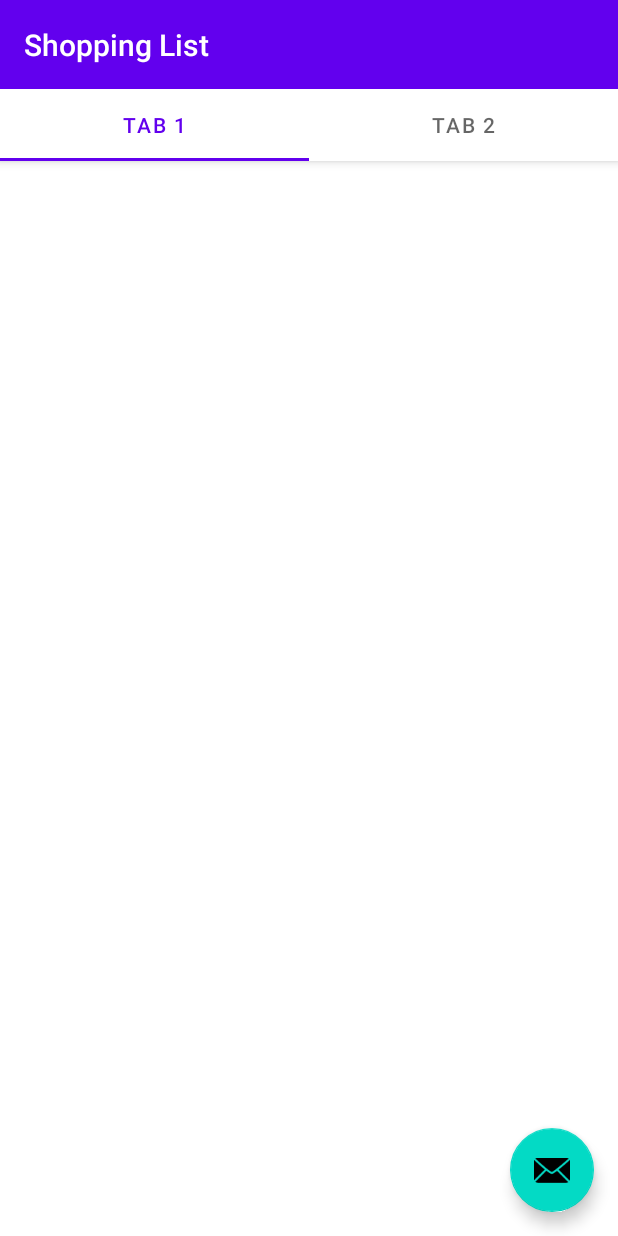
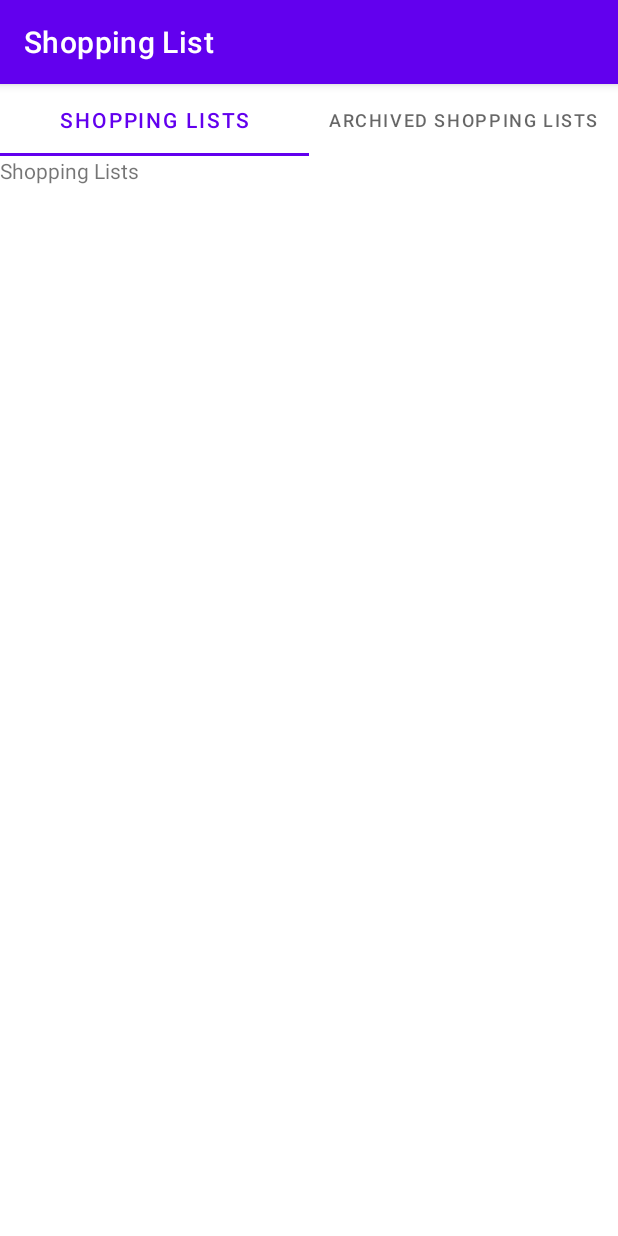
Before and after one commit to fbogulak/shopping-list, an Android app: the screen it shows after launch (MainActivity), on a phone screen of 412 x 824 dp. Run offline under Robolectric (Android 15) with nearby library versions, the phone set to English and light mode, and no system bars; our stand-ins replace data binding, navigation-ui.

Commit message:
feat: Create base architecture for the app

```diff
--- a/app/build.gradle
+++ b/app/build.gradle
@@ -1,6 +1,7 @@
 plugins {
     id 'com.android.application'
     id 'kotlin-android'
+    id 'kotlin-kapt'
 }
 
 android {
@@ -30,7 +31,7 @@ android {
         jvmTarget = '1.8'
     }
     buildFeatures {
-        viewBinding true
+        dataBinding true
     }
 }
 
@@ -42,6 +43,9 @@ dependencies {
     implementation 'androidx.constraintlayout:constraintlayout:2.1.1'
     implementation 'androidx.lifecycle:lifecycle-livedata-ktx:2.3.1'
     implementation 'androidx.lifecycle:lifecycle-viewmodel-ktx:2.3.1'
+    implementation 'androidx.legacy:legacy-support-v4:1.0.0'
+    implementation 'androidx.navigation:navigation-fragment-ktx:2.3.5'
+    implementation 'androidx.navigation:navigation-ui-ktx:2.3.5'
     testImplementation 'junit:junit:4.13.2'
     androidTestImplementation 'androidx.test.ext:junit:1.1.3'
     androidTestImplementation 'androidx.test.espresso:espresso-core:3.4.0'
--- a/app/src/main/AndroidManifest.xml
+++ b/app/src/main/AndroidManifest.xml
@@ -11,9 +11,7 @@
         android:theme="@style/Theme.ShoppingList">
         <activity
             android:name=".MainActivity"
-            android:exported="true"
-            android:label="@string/app_name"
-            android:theme="@style/Theme.ShoppingList.NoActionBar">
+            android:label="@string/app_name">
             <intent-filter>
                 <action android:name="android.intent.action.MAIN" />
 
--- a/app/src/main/java/com/example/shoppinglist/MainActivity.kt
+++ b/app/src/main/java/com/example/shoppinglist/MainActivity.kt
@@ -1,17 +1,12 @@
 package com.example.shoppinglist
 
 import android.os.Bundle
-import com.google.android.material.floatingactionbutton.FloatingActionButton
-import com.google.android.material.snackbar.Snackbar
 import androidx.appcompat.app.AppCompatActivity
-import com.example.shoppinglist.ui.main.SectionsPagerAdapter
+import androidx.databinding.DataBindingUtil
+import androidx.navigation.findNavController
+import androidx.navigation.fragment.NavHostFragment
+import androidx.navigation.ui.NavigationUI
 import com.example.shoppinglist.databinding.ActivityMainBinding
-import com.google.android.material.tabs.TabLayoutMediator
-
-private val TAB_TITLES = arrayOf(
-    R.string.tab_text_1,
-    R.string.tab_text_2
-)
 
 class MainActivity : AppCompatActivity() {
 
@@ -19,23 +14,16 @@ class MainActivity : AppCompatActivity() {
 
     override fun onCreate(savedInstanceState: Bundle?) {
         super.onCreate(savedInstanceState)
+        binding = DataBindingUtil.setContentView(this, R.layout.activity_main)
 
-        binding = ActivityMainBinding.inflate(layoutInflater)
-        setContentView(binding.root)
+        val navHostFragment =
+            supportFragmentManager.findFragmentById(R.id.nav_host_fragment) as NavHostFragment
+        val navController = navHostFragment.navController
+        NavigationUI.setupActionBarWithNavController(this, navController)
+    }
 
-        val sectionsPagerAdapter = SectionsPagerAdapter(this)
-        val viewPager = binding.viewPager
-        viewPager.adapter = sectionsPagerAdapter
-        val tabs = binding.tabs
-        TabLayoutMediator(tabs, viewPager) { tab, position ->
-            tab.text = getString(TAB_TITLES[position])
-        }.attach()
-
-        val fab: FloatingActionButton = binding.fab
-
-        fab.setOnClickListener { view ->
-            Snackbar.make(view, "Replace with your own action", Snackbar.LENGTH_LONG)
-                .setAction("Action", null).show()
-        }
+    override fun onSupportNavigateUp(): Boolean {
+        val navController = this.findNavController(R.id.nav_host_fragment)
+        return navController.navigateUp()
     }
 }
--- /dev/null
+++ b/app/src/main/java/com/example/shoppinglist/ui/archivedlists/ArchivedListsFragment.kt
@@ -0,0 +1,23 @@
+package com.example.shoppinglist.ui.archivedlists
+
+import android.os.Bundle
+import androidx.fragment.app.Fragment
+import android.view.LayoutInflater
+import android.view.View
+import android.view.ViewGroup
+import com.example.shoppinglist.R
+import com.example.shoppinglist.databinding.FragmentArchivedListsBinding
+
+class ArchivedListsFragment : Fragment() {
+
+    private lateinit var binding: FragmentArchivedListsBinding
+
+    override fun onCreateView(
+        inflater: LayoutInflater, container: ViewGroup?,
+        savedInstanceState: Bundle?
+    ): View {
+        binding = FragmentArchivedListsBinding.inflate(inflater)
+
+        return binding.root
+    }
+}
--- /dev/null
+++ b/app/src/main/java/com/example/shoppinglist/ui/main/MainFragment.kt
@@ -0,0 +1,37 @@
+package com.example.shoppinglist.ui.main
+
+import android.os.Bundle
+import androidx.fragment.app.Fragment
+import android.view.LayoutInflater
+import android.view.View
+import android.view.ViewGroup
+import com.example.shoppinglist.R
+import com.example.shoppinglist.databinding.FragmentMainBinding
+import com.example.shoppinglist.ui.main.adapters.ViewPagerFragmentAdapter
+import com.google.android.material.tabs.TabLayoutMediator
+
+class MainFragment : Fragment() {
+
+    private lateinit var binding: FragmentMainBinding
+
+    override fun onCreateView(
+        inflater: LayoutInflater, container: ViewGroup?,
+        savedInstanceState: Bundle?
+    ): View {
+        binding = FragmentMainBinding.inflate(inflater)
+
+        binding.viewPager.adapter = ViewPagerFragmentAdapter(this)
+        TabLayoutMediator(binding.tabLayout, binding.viewPager) { tab, position ->
+            when (position) {
+                0 -> {
+                    tab.text = getString(R.string.shopping_lists)
+                }
+                1 -> {
+                    tab.text = getString(R.string.archived_shopping_lists)
+                }
+            }
+        }.attach()
+
+        return binding.root
+    }
+}
--- a/app/src/main/java/com/example/shoppinglist/ui/main/PageViewModel.kt
+++ /dev/null
@@ -1,19 +0,0 @@
-package com.example.shoppinglist.ui.main
-
-import androidx.lifecycle.LiveData
-import androidx.lifecycle.MutableLiveData
-import androidx.lifecycle.Transformations
-import androidx.lifecycle.ViewModel
-import androidx.lifecycle.ViewModelProvider
-
-class PageViewModel : ViewModel() {
-
-    private val _index = MutableLiveData<Int>()
-    val text: LiveData<String> = Transformations.map(_index) {
-        "Hello world from section: $it"
-    }
-
-    fun setIndex(index: Int) {
-        _index.value = index
-    }
-}
--- a/app/src/main/java/com/example/shoppinglist/ui/main/PlaceholderFragment.kt
+++ /dev/null
@@ -1,73 +0,0 @@
-package com.example.shoppinglist.ui.main
-
-import android.os.Bundle
-import android.view.LayoutInflater
-import android.view.View
-import android.view.ViewGroup
-import android.widget.TextView
-import androidx.fragment.app.Fragment
-import androidx.lifecycle.Observer
-import androidx.lifecycle.ViewModelProvider
-import com.example.shoppinglist.R
-import com.example.shoppinglist.databinding.FragmentMainBinding
-
-/**
- * A placeholder fragment containing a simple view.
- */
-class PlaceholderFragment : Fragment() {
-
-    private lateinit var pageViewModel: PageViewModel
-    private var _binding: FragmentMainBinding? = null
-
-    // This property is only valid between onCreateView and
-    // onDestroyView.
-    private val binding get() = _binding!!
-
-    override fun onCreate(savedInstanceState: Bundle?) {
-        super.onCreate(savedInstanceState)
-        pageViewModel = ViewModelProvider(this).get(PageViewModel::class.java).apply {
-            setIndex(arguments?.getInt(ARG_SECTION_NUMBER) ?: 1)
-        }
-    }
-
-    override fun onCreateView(
-        inflater: LayoutInflater, container: ViewGroup?,
-        savedInstanceState: Bundle?
-    ): View? {
-
-        _binding = FragmentMainBinding.inflate(inflater, container, false)
-        val root = binding.root
-
-        val textView: TextView = binding.sectionLabel
-        pageViewModel.text.observe(viewLifecycleOwner, Observer {
-            textView.text = it
-        })
-        return root
-    }
-
-    companion object {
-        /**
-         * The fragment argument representing the section number for this
-         * fragment.
-         */
-        private const val ARG_SECTION_NUMBER = "section_number"
-
-        /**
-         * Returns a new instance of this fragment for the given section
-         * number.
-         */
-        @JvmStatic
-        fun newInstance(sectionNumber: Int): PlaceholderFragment {
-            return PlaceholderFragment().apply {
-                arguments = Bundle().apply {
-                    putInt(ARG_SECTION_NUMBER, sectionNumber)
-                }
-            }
-        }
-    }
-
-    override fun onDestroyView() {
-        super.onDestroyView()
-        _binding = null
-    }
-}
--- a/app/src/main/java/com/example/shoppinglist/ui/main/SectionsPagerAdapter.kt
+++ /dev/null
@@ -1,22 +0,0 @@
-package com.example.shoppinglist.ui.main
-
-import androidx.fragment.app.Fragment
-import androidx.fragment.app.FragmentActivity
-import androidx.viewpager2.adapter.FragmentStateAdapter
-
-/**
- * A [FragmentStateAdapter] that returns a fragment corresponding to
- * one of the sections/tabs/pages.
- */
-class SectionsPagerAdapter(fa: FragmentActivity) :
-    FragmentStateAdapter(fa) {
-
-    override fun createFragment(position: Int): Fragment {
-        return PlaceholderFragment.newInstance(position + 1)
-    }
-
-    override fun getItemCount(): Int {
-        // Show 2 total pages.
-        return 2
-    }
-}
--- /dev/null
+++ b/app/src/main/java/com/example/shoppinglist/ui/main/adapters/ViewPagerFragmentAdapter.kt
@@ -0,0 +1,20 @@
+package com.example.shoppinglist.ui.main.adapters
+
+import androidx.fragment.app.Fragment
+import androidx.viewpager2.adapter.FragmentStateAdapter
+import com.example.shoppinglist.ui.archivedlists.ArchivedListsFragment
+import com.example.shoppinglist.ui.shoppinglists.ShoppingListsFragment
+
+class ViewPagerFragmentAdapter(fragment: Fragment) :
+    FragmentStateAdapter(fragment) {
+    override fun getItemCount() = 2
+
+    override fun createFragment(position: Int): Fragment {
+        return when (position) {
+            0 -> ShoppingListsFragment()
+            else -> ArchivedListsFragment()
+        }
+    }
+
+
+}
--- /dev/null
+++ b/app/src/main/java/com/example/shoppinglist/ui/shoppinglists/ShoppingListsFragment.kt
@@ -0,0 +1,23 @@
+package com.example.shoppinglist.ui.shoppinglists
+
+import android.os.Bundle
+import androidx.fragment.app.Fragment
+import android.view.LayoutInflater
+import android.view.View
+import android.view.ViewGroup
+import com.example.shoppinglist.R
+import com.example.shoppinglist.databinding.FragmentShoppingListsBinding
+
+class ShoppingListsFragment : Fragment() {
+
+    private lateinit var binding: FragmentShoppingListsBinding
+
+    override fun onCreateView(
+        inflater: LayoutInflater, container: ViewGroup?,
+        savedInstanceState: Bundle?
+    ): View {
+        binding = FragmentShoppingListsBinding.inflate(inflater)
+
+        return binding.root
+    }
+}
--- a/app/src/main/res/layout/activity_main.xml
+++ b/app/src/main/res/layout/activity_main.xml
@@ -1,44 +1,21 @@
 <?xml version="1.0" encoding="utf-8"?>
-<androidx.coordinatorlayout.widget.CoordinatorLayout xmlns:android="http://schemas.android.com/apk/res/android"
+<layout xmlns:android="http://schemas.android.com/apk/res/android"
     xmlns:app="http://schemas.android.com/apk/res-auto"
-    xmlns:tools="http://schemas.android.com/tools"
-    android:layout_width="match_parent"
-    android:layout_height="match_parent"
-    tools:context=".MainActivity">
+    xmlns:tools="http://schemas.android.com/tools">
 
-    <com.google.android.material.appbar.AppBarLayout
-        android:layout_width="match_parent"
-        android:layout_height="wrap_content"
-        android:theme="@style/Theme.ShoppingList.AppBarOverlay">
+    <data>
 
-        <TextView
-            android:id="@+id/title"
-            android:layout_width="wrap_content"
-            android:layout_height="wrap_content"
-            android:gravity="center"
-            android:minHeight="?actionBarSize"
-            android:padding="@dimen/appbar_padding"
-            android:text="@string/app_name"
-            android:textAppearance="@style/TextAppearance.Widget.AppCompat.Toolbar.Title" />
+    </data>
 
-        <com.google.android.material.tabs.TabLayout
-            android:id="@+id/tabs"
-            android:layout_width="match_parent"
-            android:layout_height="wrap_content" />
-    </com.google.android.material.appbar.AppBarLayout>
-
-    <androidx.viewpager2.widget.ViewPager2
-        android:id="@+id/view_pager"
+    <androidx.fragment.app.FragmentContainerView
+        android:id="@+id/nav_host_fragment"
+        android:name="androidx.navigation.fragment.NavHostFragment"
         android:layout_width="match_parent"
         android:layout_height="match_parent"
-        app:layout_behavior="@string/appbar_scrolling_view_behavior" />
-
-    <com.google.android.material.floatingactionbutton.FloatingActionButton
-        android:id="@+id/fab"
-        android:layout_width="wrap_content"
-        android:layout_height="wrap_content"
-        android:layout_gravity="bottom|end"
-        android:layout_marginEnd="@dimen/fab_margin"
-        android:layout_marginBottom="16dp"
-        app:srcCompat="@android:drawable/ic_dialog_email" />
-</androidx.coordinatorlayout.widget.CoordinatorLayout>
+        app:defaultNavHost="true"
+        app:layout_constraintBottom_toBottomOf="parent"
+        app:layout_constraintEnd_toEndOf="parent"
+        app:layout_constraintStart_toStartOf="parent"
+        app:layout_constraintTop_toTopOf="parent"
+        app:navGraph="@navigation/mobile_navigation" />
+</layout>
--- /dev/null
+++ b/app/src/main/res/layout/fragment_archived_lists.xml
@@ -0,0 +1,21 @@
+<?xml version="1.0" encoding="utf-8"?>
+<layout xmlns:android="http://schemas.android.com/apk/res/android"
+    xmlns:tools="http://schemas.android.com/tools">
+
+    <data>
+
+    </data>
+
+    <FrameLayout
+        android:layout_width="match_parent"
+        android:layout_height="match_parent"
+        tools:context=".ui.archivedlists.ArchivedListsFragment">
+
+        <!-- TODO: Update blank fragment layout -->
+        <TextView
+            android:layout_width="match_parent"
+            android:layout_height="match_parent"
+            android:text="@string/archived_shopping_lists" />
+
+    </FrameLayout>
+</layout>
--- a/app/src/main/res/layout/fragment_main.xml
+++ b/app/src/main/res/layout/fragment_main.xml
@@ -1,23 +1,26 @@
 <?xml version="1.0" encoding="utf-8"?>
-<androidx.constraintlayout.widget.ConstraintLayout xmlns:android="http://schemas.android.com/apk/res/android"
-    xmlns:app="http://schemas.android.com/apk/res-auto"
-    xmlns:tools="http://schemas.android.com/tools"
-    android:id="@+id/constraintLayout"
-    android:layout_width="match_parent"
-    android:layout_height="match_parent"
-    tools:context=".ui.main.PlaceholderFragment">
+<layout xmlns:android="http://schemas.android.com/apk/res/android"
+    xmlns:app="http://schemas.android.com/apk/res-auto">
 
-    <TextView
-        android:id="@+id/section_label"
-        android:layout_width="wrap_content"
-        android:layout_height="wrap_content"
-        android:layout_marginStart="@dimen/activity_horizontal_margin"
-        android:layout_marginTop="@dimen/activity_vertical_margin"
-        android:layout_marginEnd="@dimen/activity_horizontal_margin"
-        android:layout_marginBottom="@dimen/activity_vertical_margin"
-        app:layout_constraintLeft_toLeftOf="parent"
-        app:layout_constraintTop_toTopOf="@+id/constraintLayout"
-        tools:layout_constraintLeft_creator="1"
-        tools:layout_constraintTop_creator="1" />
+    <data>
 
-</androidx.constraintlayout.widget.ConstraintLayout>
+    </data>
+
+    <LinearLayout
+        android:layout_width="match_parent"
+        android:layout_height="match_parent"
+        android:orientation="vertical">
+
+        <com.google.android.material.tabs.TabLayout
+            android:id="@+id/tab_layout"
+            android:layout_width="match_parent"
+            android:layout_height="wrap_content"
+            app:tabMode="fixed" />
+
+        <androidx.viewpager2.widget.ViewPager2
+            android:id="@+id/view_pager"
+            android:layout_width="match_parent"
+            android:layout_height="0dp"
+            android:layout_weight="1" />
+    </LinearLayout>
+</layout>
--- /dev/null
+++ b/app/src/main/res/layout/fragment_shopping_lists.xml
@@ -0,0 +1,21 @@
+<?xml version="1.0" encoding="utf-8"?>
+<layout xmlns:android="http://schemas.android.com/apk/res/android"
+    xmlns:tools="http://schemas.android.com/tools">
+
+    <data>
+
+    </data>
+
+    <FrameLayout
+        android:layout_width="match_parent"
+        android:layout_height="match_parent"
+        tools:context=".ui.shoppinglists.ShoppingListsFragment">
+
+        <!-- TODO: Update blank fragment layout -->
+        <TextView
+            android:layout_width="match_parent"
+            android:layout_height="match_parent"
+            android:text="@string/shopping_lists" />
+
+    </FrameLayout>
+</layout>
--- /dev/null
+++ b/app/src/main/res/navigation/mobile_navigation.xml
@@ -0,0 +1,11 @@
+<?xml version="1.0" encoding="utf-8"?>
+<navigation xmlns:android="http://schemas.android.com/apk/res/android"
+    xmlns:app="http://schemas.android.com/apk/res-auto"
+    android:id="@+id/mobile_navigation"
+    app:startDestination="@id/mainFragment">
+
+    <fragment
+        android:id="@+id/mainFragment"
+        android:name="com.example.shoppinglist.ui.main.MainFragment"
+        android:label="@string/app_name" />
+</navigation>
--- a/app/src/main/res/values/strings.xml
+++ b/app/src/main/res/values/strings.xml
@@ -1,5 +1,5 @@
 <resources>
     <string name="app_name">Shopping List</string>
-    <string name="tab_text_1">Tab 1</string>
-    <string name="tab_text_2">Tab 2</string>
+    <string name="shopping_lists">Shopping Lists</string>
+    <string name="archived_shopping_lists">Archived Shopping Lists</string>
 </resources>
--- a/app/src/main/res/values/themes.xml
+++ b/app/src/main/res/values/themes.xml
@@ -13,13 +13,4 @@
         <item name="android:statusBarColor" tools:targetApi="l">?attr/colorPrimaryVariant</item>
         <!-- Customize your theme here. -->
     </style>
-
-    <style name="Theme.ShoppingList.NoActionBar">
-        <item name="windowActionBar">false</item>
-        <item name="windowNoTitle">true</item>
-    </style>
-
-    <style name="Theme.ShoppingList.AppBarOverlay" parent="ThemeOverlay.AppCompat.Dark.ActionBar" />
-
-    <style name="Theme.ShoppingList.PopupOverlay" parent="ThemeOverlay.AppCompat.Light" />
 </resources>
```
